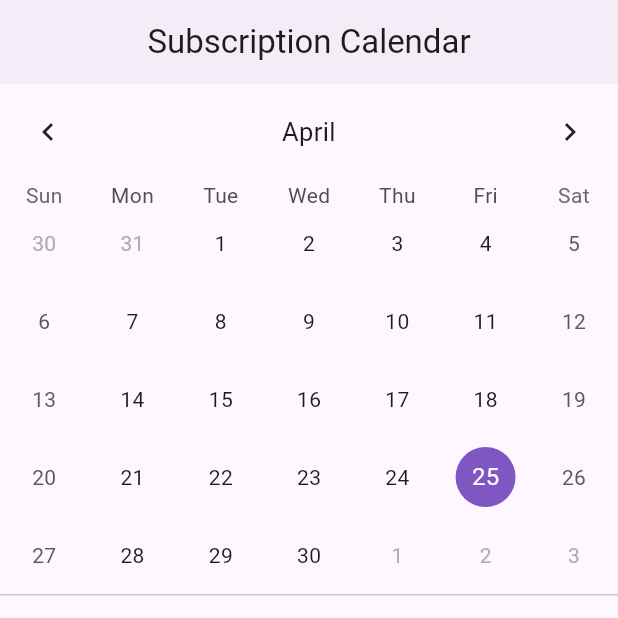
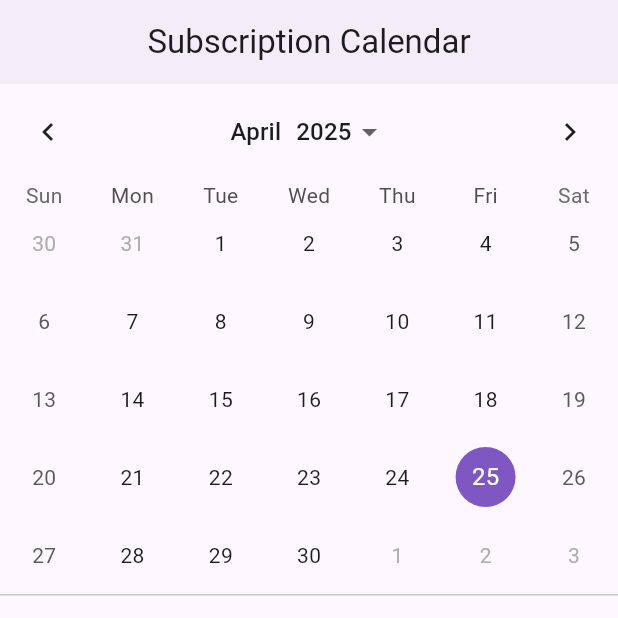
Before and after one commit to bustesoul/reminding, a Flutter app: the screen it shows after launch, on a phone screen of 412 x 824 dp, the top half of it. Run offline on Flutter 3.47's test engine with Material 3 defaults, Android fonts, the phone set to English and light mode, and no system bars; drawn by our look-alikes of table_calendar; our stand-ins replace flutter_riverpod, sqflite; accounts and stored records are empty.

Commit message:
refactor: Move headerTitleBuilder to CalendarBuilders

```diff
--- a/lib/screens/home_screen.dart
+++ b/lib/screens/home_screen.dart
@@ -190,15 +190,7 @@ class _HomeScreenState extends ConsumerState<HomeScreen> {
           headerStyle: HeaderStyle(
             formatButtonVisible: false,
             titleCentered: true,
-            // Custom title builder to include year dropdown
             titleTextFormatter: (date, locale) => DateFormat.MMMM(locale).format(date), // Only show Month name
-            // Add left/right chevron customization if desired
-            // leftChevronIcon: Icon(Icons.chevron_left, color: Colors.grey),
-            // rightChevronIcon: Icon(Icons.chevron_right, color: Colors.grey),
-            // Custom header builder to add year dropdown
-            headerTitleBuilder: (context, day) {
-              return _buildCalendarHeader(day);
-            },
           ),
           calendarBuilders: CalendarBuilders(
             markerBuilder: (context, day, events) {
@@ -206,17 +198,18 @@ class _HomeScreenState extends ConsumerState<HomeScreen> {
                 return Positioned(
                   right: 1,
                   bottom: 1,
-                  // Use the default marker decoration defined in CalendarStyle
                   child: Container(
-                     decoration: CalendarStyle().markerDecoration, // Use style's marker
-                     width: 7.0, // Adjust size
-                     height: 7.0,
-                     margin: const EdgeInsets.symmetric(horizontal: 0.3),
-                   ),
-                  // child: _buildEventsMarker(day, events), // Old custom marker
+                    decoration: CalendarStyle().markerDecoration,
+                    width: 7.0,
+                    height: 7.0,
+                    margin: const EdgeInsets.symmetric(horizontal: 0.3),
+                  ),
                 );
               }
               return null;
+            },
+            headerTitleBuilder: (context, day) {
+              return _buildCalendarHeader(day);
             },
           ),
         ),
```
